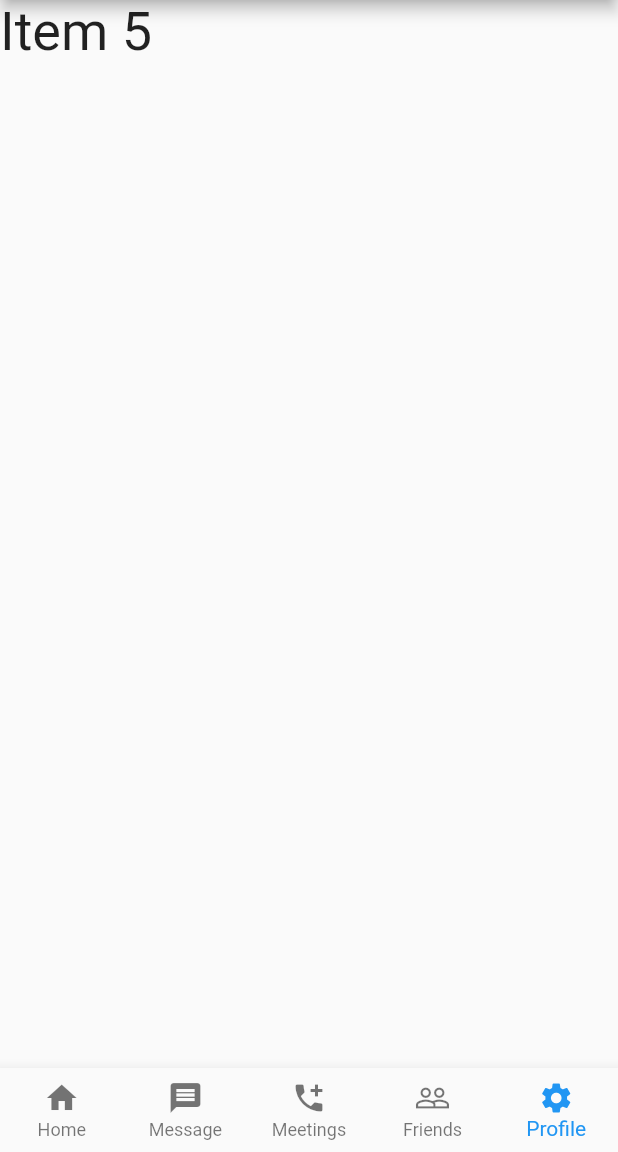
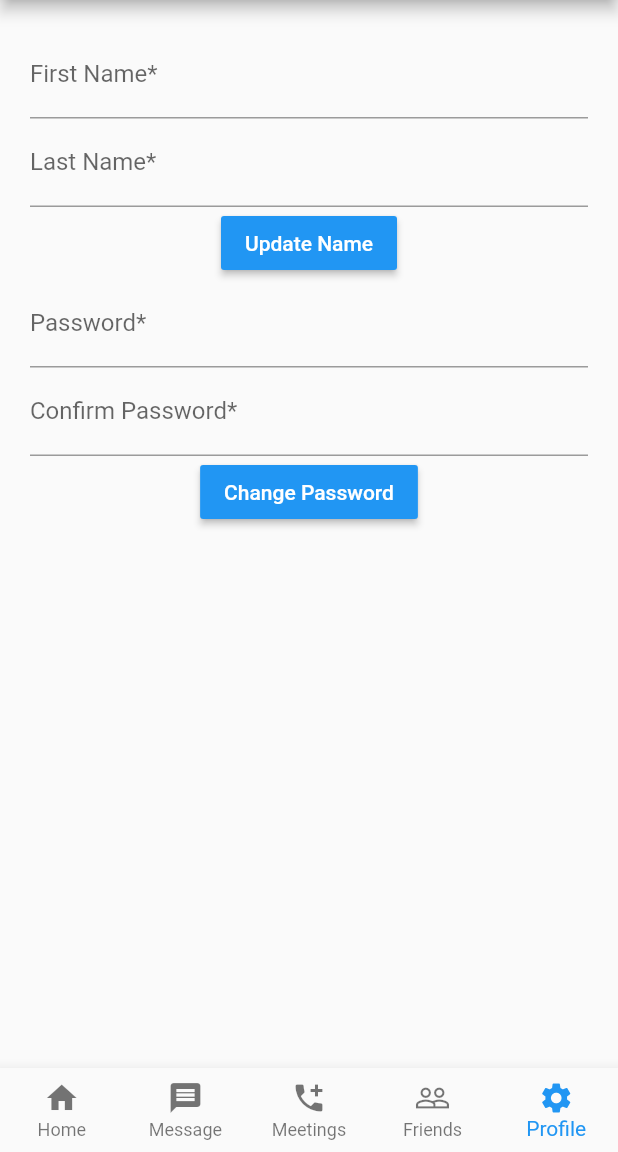
Before and after one commit to hazyon/fyf, a Flutter app: the ControlPage screen opened directly, item 5 of the bottom bar chosen, on a phone screen of 412 x 824 dp, the part 84-1236 px from its top. Run offline on Flutter 3.47's test engine with Material 2 defaults, Android fonts, the phone set to English and light mode, and no system bars; our stand-ins replace cloud_firestore, firebase_auth; accounts and stored records are empty.

Commit message:
user can update their name and password through the profile tab
Still need to add the implementation to redirect the user to sign in again before changing password if they haven't signed in recently

```diff
--- a/study_buddy/lib/control.dart
+++ b/study_buddy/lib/control.dart
@@ -1,8 +1,10 @@
 import 'package:flutter/material.dart';
 import 'package:firebase_auth/firebase_auth.dart';
+import 'package:study_buddy/profileUpdate.dart';
 import './home.dart';
 
 import './friends.dart';
+import './profileUpdate.dart';
 
 class ControlPage extends StatefulWidget
 {
@@ -36,10 +38,7 @@ class ControlPageState extends State<ControlPage>
         style: TextStyle(fontSize: 36),
       ),
       Friends(uid: widget.uid, date: date),
-      Text(
-        "Item 5",
-        style: TextStyle(fontSize: 36),
-      ),
+      ProfilePage(uid: widget.uid),
     ];
     super.initState();
   }
--- /dev/null
+++ b/study_buddy/lib/profileUpdate.dart
@@ -0,0 +1,164 @@
+// adapted from the following tutorial https://heartbeat.fritz.ai/firebase-user-authentication-in-flutter-1635fb175675
+
+import 'package:flutter/material.dart';
+import 'package:firebase_auth/firebase_auth.dart';
+import 'package:cloud_firestore/cloud_firestore.dart';
+
+class ProfilePage extends StatefulWidget {
+  ProfilePage({Key key, this.uid}) : super(key: key);
+
+  final String uid;
+
+  @override
+  _ProfilePageState createState() => _ProfilePageState();
+}
+
+class _ProfilePageState extends State<ProfilePage> {
+  final GlobalKey<FormState> _updateNameKey = GlobalKey<FormState>();
+  TextEditingController firstNameInputController;
+  TextEditingController lastNameInputController;
+  final GlobalKey<FormState> _updatePasswordKey = GlobalKey<FormState>();
+  TextEditingController pwdInputController;
+  TextEditingController confirmPwdInputController;
+  DocumentReference userProfileRef;
+
+  @override
+  initState() {
+    print("Running initState");
+    userProfileRef =
+        Firestore.instance.collection("users").document(widget.uid);
+    // TODO: currently you have to hot reload to show the current value, change so that it automatically loads the current name or it just blank
+    userProfileRef.get().then((result) {
+      firstNameInputController =
+          new TextEditingController(text: result["fname"]);
+      lastNameInputController =
+          new TextEditingController(text: result["surname"]);
+    });
+    //firstNameInputController = new TextEditingController(text: "FirstName");
+    //lastNameInputController = new TextEditingController(text: "LastName");
+    pwdInputController = new TextEditingController();
+    confirmPwdInputController = new TextEditingController();
+    super.initState();
+  }
+
+  String pwdValidator(String value) {
+    if (value.length < 8) {
+      return 'Password must be longer than 8 characters';
+    } else {
+      return null;
+    }
+  }
+
+  @override
+  Widget build(BuildContext context) {
+    print("Running build");
+    return Container(
+        padding: const EdgeInsets.all(20.0),
+        child: SingleChildScrollView(
+          child: Column(
+            children: <Widget>[
+              Form(
+                key: _updateNameKey,
+                child: Column(
+                  children: <Widget>[
+                    TextFormField(
+                      decoration: InputDecoration(
+                          labelText: 'First Name*', hintText: "John"),
+                      controller: firstNameInputController,
+                      validator: (value) {
+                        if (value.length < 3) {
+                          return "Please enter a valid first name.";
+                        }
+                        return null;
+                      },
+                    ),
+                    TextFormField(
+                        decoration: InputDecoration(
+                            labelText: 'Last Name*', hintText: "Doe"),
+                        controller: lastNameInputController,
+                        validator: (value) {
+                          if (value.length < 3) {
+                            return "Please enter a valid last name.";
+                          }
+                          return null;
+                        }),
+                    RaisedButton(
+                      child: Text("Update Name"),
+                      color: Theme.of(context).primaryColor,
+                      textColor: Colors.white,
+                      onPressed: () {
+                        if (_updateNameKey.currentState.validate()) {
+                          userProfileRef
+                              .updateData({
+                                "fname": firstNameInputController.text,
+                                "surname": lastNameInputController.text
+                              })
+                              .catchError((err) => print(err))
+                              .catchError((err) => print(err));
+                        }
+                      },
+                    ),
+                  ],
+                ),
+              ),
+              Form(
+                  key: _updatePasswordKey,
+                  child: Column(children: <Widget>[
+                    TextFormField(
+                      decoration: InputDecoration(
+                          labelText: 'Password*', hintText: "********"),
+                      controller: pwdInputController,
+                      obscureText: true,
+                      validator: pwdValidator,
+                    ),
+                    TextFormField(
+                      decoration: InputDecoration(
+                          labelText: 'Confirm Password*', hintText: "********"),
+                      controller: confirmPwdInputController,
+                      obscureText: true,
+                      validator: pwdValidator,
+                    ),
+                    RaisedButton(
+                      child: Text("Change Password"),
+                      color: Theme.of(context).primaryColor,
+                      textColor: Colors.white,
+                      onPressed: () {
+                        if (_updatePasswordKey.currentState.validate()) {
+                          if (pwdInputController.text ==
+                              confirmPwdInputController.text) {
+                            FirebaseAuth.instance
+                                .currentUser()
+                                .then((FirebaseUser user) => user
+                                        .updatePassword(pwdInputController.text)
+                                        .then((result) {
+                                      pwdInputController.clear();
+                                      confirmPwdInputController.clear();
+                                    }).catchError((err) => print(err)))
+                                .catchError((err) => print(err));
+                          } else {
+                            showDialog(
+                                context: context,
+                                builder: (BuildContext context) {
+                                  return AlertDialog(
+                                    title: Text("Error"),
+                                    content: Text("The passwords do not match"),
+                                    actions: <Widget>[
+                                      FlatButton(
+                                        child: Text("Close"),
+                                        onPressed: () {
+                                          Navigator.of(context).pop();
+                                        },
+                                      )
+                                    ],
+                                  );
+                                });
+                          }
+                        }
+                      },
+                    ),
+                  ]))
+            ],
+          ),
+        ));
+  }
+}
```
